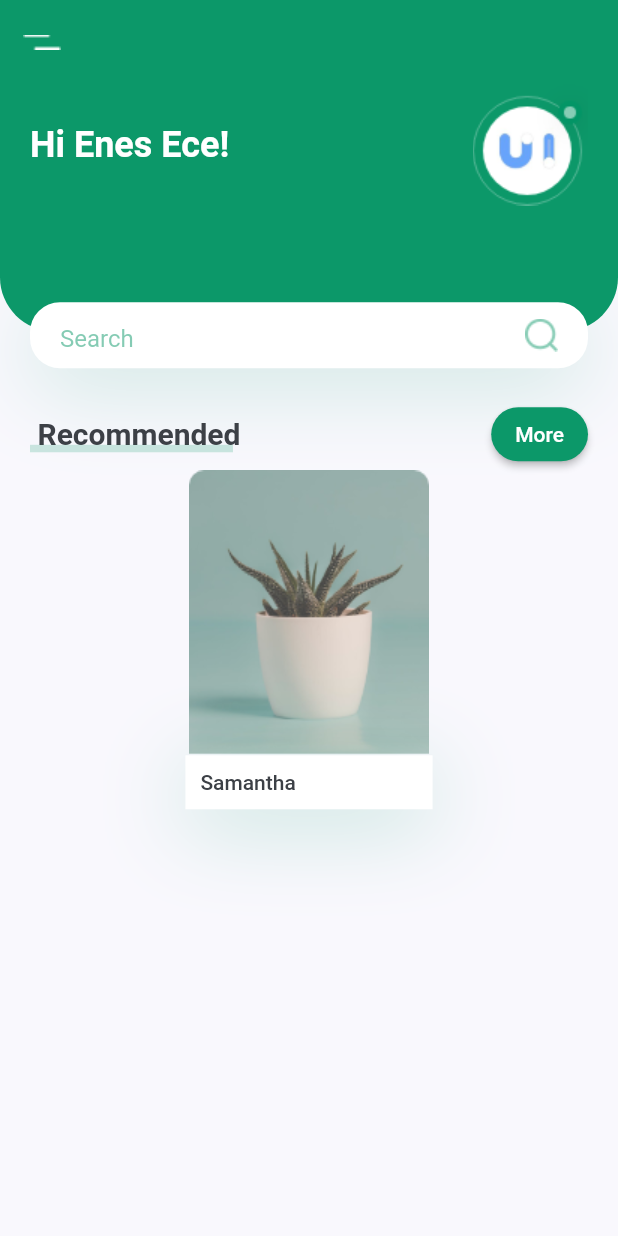
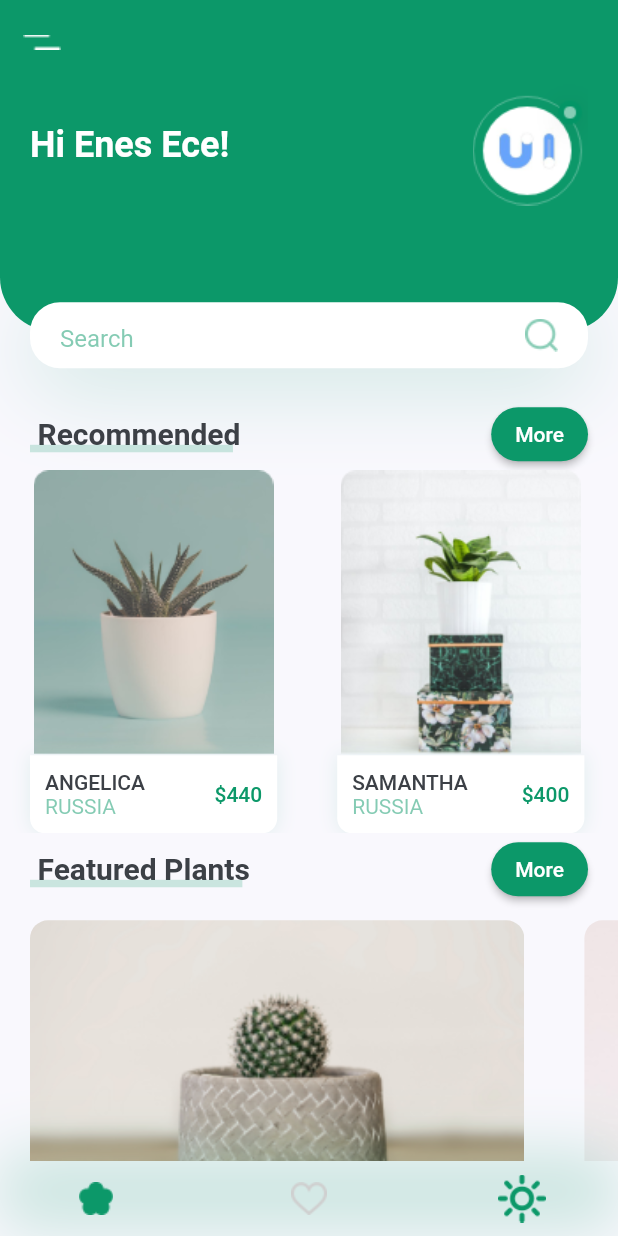
Before and after one commit to EnesEcem/PlantApp, a Flutter app: the screen it shows after launch, on a phone screen of 412 x 824 dp. Run offline on Flutter 3.47's test engine with Material 2 defaults, Android fonts, the phone set to English and light mode, and no system bars.

Commit message:
17.10.22 20.00 Updated.

```diff
--- a/lib/home_page.dart
+++ b/lib/home_page.dart
@@ -1,6 +1,7 @@
 import 'package:flutter/material.dart';
 import 'package:plant_app/constants.dart';
 import 'package:plant_app/pages/body.dart';
+import 'package:plant_app/pages/my_bottomnavbar.dart';
 
 class HomePage extends StatelessWidget {
   const HomePage({super.key});
@@ -9,7 +10,8 @@ class HomePage extends StatelessWidget {
   Widget build(BuildContext context) {
     return Scaffold(
       appBar: BuildAppBar(),
-      body: Body(),
+      body: HomeBody(),
+      bottomNavigationBar: MyBottomNavBar(),
     );
   }
 
--- a/lib/pages/body.dart
+++ b/lib/pages/body.dart
@@ -1,10 +1,10 @@
 import 'package:flutter/material.dart';
-import 'package:plant_app/constants.dart';
 import 'package:plant_app/pages/header_with_searchbox.dart';
+import 'package:plant_app/pages/plant_card.dart';
 import 'package:plant_app/pages/title_with_more.dart';
 
-class Body extends StatelessWidget {
-  const Body({super.key});
+class HomeBody extends StatelessWidget {
+  const HomeBody({super.key});
 
   @override
   Widget build(BuildContext context) {
@@ -15,40 +15,10 @@ class Body extends StatelessWidget {
         children: [
           HeaderWithSearchBox(size: size),
           TitleWithMoreBtn(press: () {}, title: 'Recommended'),
-          Container(
-            margin: EdgeInsets.symmetric(horizontal: kDefaultPadding),
-            width: size.width * 0.4,
-            child: Column(
-              children: [
-                Image.asset("lib/assets/images/image_1.png"),
-                Container(
-                  padding: EdgeInsets.all(kDefaultPadding / 2),
-                  decoration: BoxDecoration(
-                    color: Colors.white,
-                    boxShadow: [
-                      BoxShadow(
-                        offset: Offset(0, 10),
-                        blurRadius: 50,
-                        color: kPrimaryColor.withOpacity(0.23),
-                      ),
-                    ],
-                  ),
-                  child: Row(
-                    children: [
-                      RichText(
-                        text: TextSpan(
-                          children: [
-                            TextSpan(
-                                text: 'Samantha',
-                                style: Theme.of(context).textTheme.button)
-                          ],
-                        ),
-                      ),
-                    ],
-                  ),
-                ),
-              ],
-            ),
+          RecomendsPlants(),
+          TitleWithMoreBtn(press: () {}, title: 'Featured Plants'),
+          PlantCard(
+            size: size,
           )
         ],
       ),
--- a/lib/pages/header_with_searchbox.dart
+++ b/lib/pages/header_with_searchbox.dart
@@ -34,9 +34,7 @@ class HeaderWithSearchBox extends StatelessWidget {
                 Text(
                   'Hi Enes Ece!',
                   style: Theme.of(context).textTheme.headline5?.copyWith(
-                        color: Colors.white,
-                        fontWeight: FontWeight.bold,
-                      ),
+                      color: Colors.white, fontWeight: FontWeight.bold),
                 ),
                 Image.asset("lib/assets/images/logo.png")
               ],
--- /dev/null
+++ b/lib/pages/my_bottomnavbar.dart
@@ -0,0 +1,43 @@
+import 'package:flutter/material.dart';
+
+import '../constants.dart';
+
+class MyBottomNavBar extends StatelessWidget {
+  const MyBottomNavBar({
+    Key? key,
+  }) : super(key: key);
+
+  @override
+  Widget build(BuildContext context) {
+    return Container(
+      padding: EdgeInsets.symmetric(horizontal: kDefaultPadding * 2),
+      height: 50,
+      decoration: BoxDecoration(
+        boxShadow: [
+          BoxShadow(
+            offset: Offset(0, -5),
+            blurRadius: 35,
+            color: kPrimaryColor.withOpacity(0.2),
+          ),
+        ],
+      ),
+      child: Row(
+        mainAxisAlignment: MainAxisAlignment.spaceBetween,
+        children: [
+          IconButton(
+            onPressed: () {},
+            icon: Image.asset("lib/assets/icons/flower.png"),
+          ),
+          IconButton(
+            onPressed: () {},
+            icon: Image.asset("lib/assets/icons/heart-icon.png"),
+          ),
+          IconButton(
+            onPressed: () {},
+            icon: Image.asset("lib/assets/icons/sun.png"),
+          ),
+        ],
+      ),
+    );
+  }
+}
--- /dev/null
+++ b/lib/pages/plant_card.dart
@@ -0,0 +1,181 @@
+import 'package:flutter/material.dart';
+import 'package:plant_app/details/details_screen.dart';
+
+import '../constants.dart';
+
+class RecomendPlantCard extends StatelessWidget {
+  const RecomendPlantCard({
+    Key? key,
+    required this.image,
+    required this.title,
+    required this.country,
+    required this.price,
+    required this.press,
+  }) : super(key: key);
+
+  final String image, title, country;
+  final int price;
+  final Function press;
+
+  @override
+  Widget build(BuildContext context) {
+    Size size = MediaQuery.of(context).size;
+    return Container(
+      margin: EdgeInsets.symmetric(horizontal: kDefaultPadding),
+      width: size.width * 0.4,
+      child: Column(
+        children: [
+          Image.asset(image),
+          GestureDetector(
+            onTap: () {},
+            child: Container(
+              padding: EdgeInsets.all(kDefaultPadding / 2),
+              decoration: BoxDecoration(
+                color: Colors.white,
+                borderRadius: BorderRadius.only(
+                    bottomLeft: Radius.circular(10),
+                    bottomRight: Radius.circular(10)),
+                boxShadow: [
+                  BoxShadow(
+                    offset: Offset(0, 0),
+                    blurRadius: 10,
+                    color: kPrimaryColor.withOpacity(0.1),
+                  ),
+                ],
+              ),
+              child: Row(
+                children: [
+                  RichText(
+                    text: TextSpan(
+                      children: [
+                        TextSpan(
+                            text: '$title\n'.toUpperCase(),
+                            style: Theme.of(context).textTheme.button),
+                        TextSpan(
+                          text: country.toUpperCase(),
+                          style: TextStyle(
+                            color: kPrimaryColor.withOpacity(0.5),
+                          ),
+                        ),
+                      ],
+                    ),
+                  ),
+                  Spacer(),
+                  Text(
+                    '\$$price',
+                    style: Theme.of(context)
+                        .textTheme
+                        .button
+                        ?.copyWith(color: kPrimaryColor),
+                  )
+                ],
+              ),
+            ),
+          ),
+        ],
+      ),
+    );
+  }
+}
+
+class RecomendsPlants extends StatelessWidget {
+  const RecomendsPlants({
+    Key? key,
+  }) : super(key: key);
+
+  @override
+  Widget build(BuildContext context) {
+    return SingleChildScrollView(
+      scrollDirection: Axis.horizontal,
+      child: Row(
+        children: [
+          RecomendPlantCard(
+            country: 'Russia',
+            image: 'lib/assets/images/image_1.png',
+            price: 440,
+            title: 'Angelica',
+            press: () {
+              //Sorcaz burayı
+              // Navigator.push(context,
+              // MaterialPageRoute(builder: (context) => DetailsScreen()));
+            },
+          ),
+          RecomendPlantCard(
+            country: 'Russia',
+            image: 'lib/assets/images/image_2.png',
+            price: 400,
+            title: 'Samantha',
+            press: () {},
+          ),
+          RecomendPlantCard(
+            country: 'Russia',
+            image: 'lib/assets/images/image_3.png',
+            price: 240,
+            title: 'Samantha',
+            press: () {},
+          ),
+        ],
+      ),
+    );
+  }
+}
+
+class FeaturePlantCard extends StatelessWidget {
+  const FeaturePlantCard({
+    Key? key,
+    required this.size,
+    required this.image,
+    required this.press,
+  }) : super(key: key);
+
+  final Size size;
+  final String image;
+  final Function press;
+
+  @override
+  Widget build(BuildContext context) {
+    return Container(
+      margin: EdgeInsets.only(
+          left: kDefaultPadding,
+          right: kDefaultPadding,
+          top: kDefaultPadding / 2,
+          bottom: kDefaultPadding / 2),
+      width: size.width * 0.8,
+      height: 185,
+      decoration: BoxDecoration(
+        borderRadius: BorderRadius.circular(12),
+        image: DecorationImage(image: AssetImage(image), fit: BoxFit.cover),
+      ),
+    );
+  }
+}
+
+class PlantCard extends StatelessWidget {
+  const PlantCard({
+    Key? key,
+    required this.size,
+  }) : super(key: key);
+
+  final Size size;
+
+  @override
+  Widget build(BuildContext context) {
+    return SingleChildScrollView(
+      scrollDirection: Axis.horizontal,
+      child: Row(
+        children: [
+          FeaturePlantCard(
+            size: size,
+            image: 'lib/assets/images/bottom_img_1.png',
+            press: () {},
+          ),
+          FeaturePlantCard(
+            size: size,
+            image: 'lib/assets/images/bottom_img_2.png',
+            press: () {},
+          ),
+        ],
+      ),
+    );
+  }
+}
```
Also changed, not shown: lib/details/body.dart (added, +65 -0 lines), lib/details/details_screen.dart (added, +14 -0 lines), lib/details/icon_card.dart (added, +43 -0 lines), lib/details/image_icon_card.dart (added, +74 -0 lines), lib/details/title_price.dart (added, +52 -0 lines).
